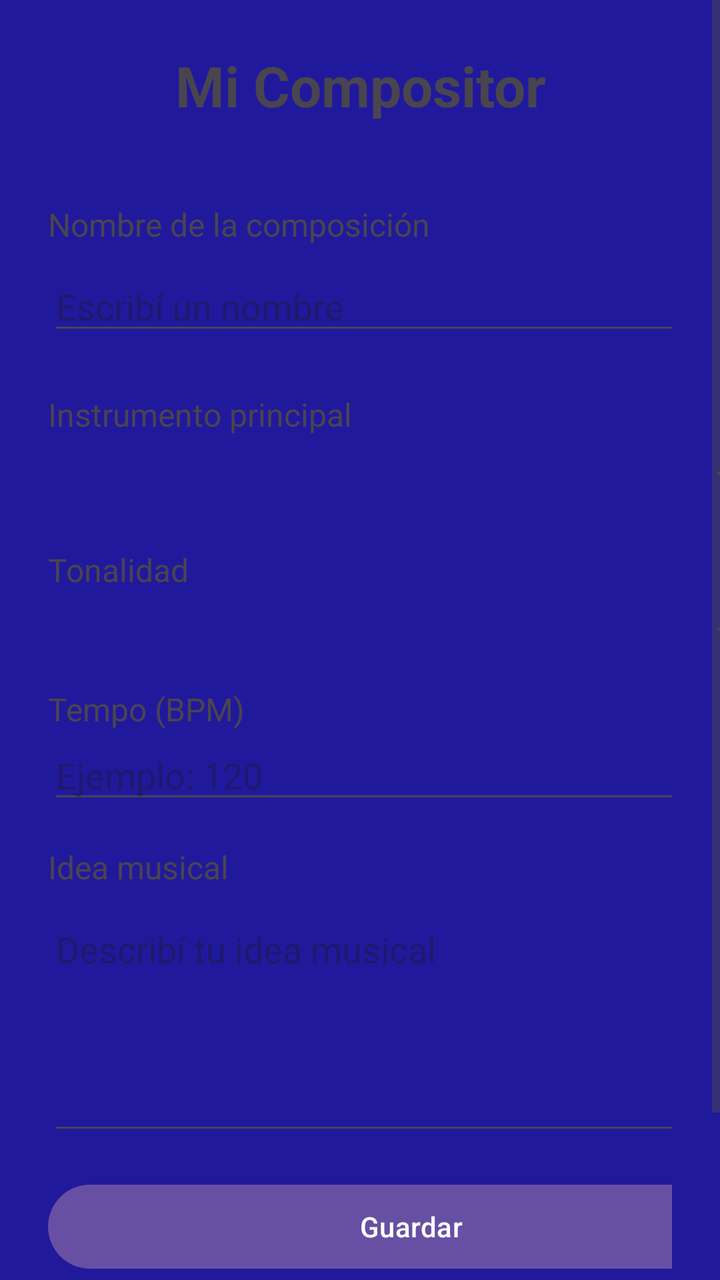
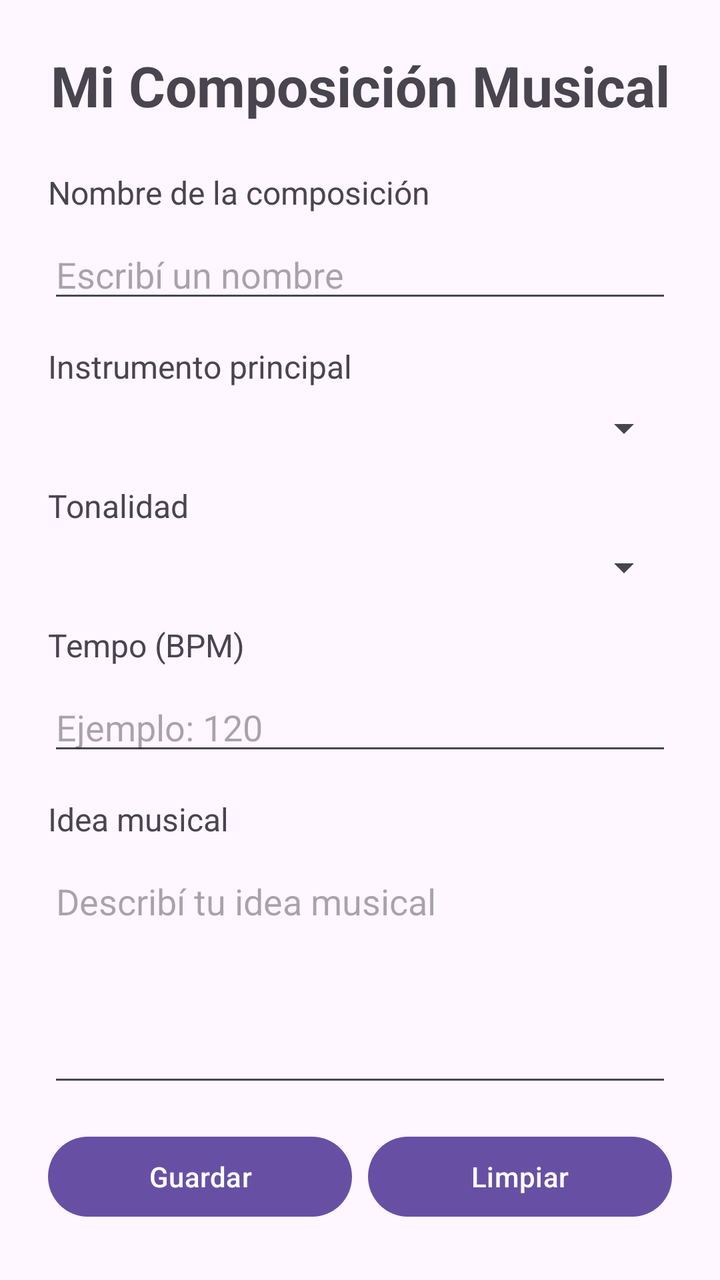

Two renders of the same Android screen: before a commit and after it. Below are the layout's source before the change and the commit's diff.
<!-- AndroidManifest.xml: application theme Theme.MiApp -->
<!-- res/layout/activity_main.xml -->
<?xml version="1.0" encoding="utf-8"?>
<ScrollView
    xmlns:android="http://schemas.android.com/apk/res/android"
    android:layout_width="match_parent"
    android:layout_height="match_parent">

    <LinearLayout
        android:layout_width="match_parent"
        android:layout_height="match_parent"
        android:background="#21199C"
        android:orientation="vertical"
        android:padding="24dp">

        <TextView
            android:layout_width="match_parent"
            android:layout_height="wrap_content"
            android:layout_marginBottom="24dp"
            android:gravity="center"
            android:text="Mi Compositor"
            android:textSize="28sp"
            android:textStyle="bold" />

        <TextView
            android:layout_width="wrap_content"
            android:layout_height="wrap_content"
            android:layout_marginTop="16dp"
            android:layout_marginBottom="8dp"
            android:text="Nombre de la composición"
            android:textSize="16sp" />

        <EditText
            android:id="@+id/edtNombre"
            android:layout_width="363dp"
            android:layout_height="wrap_content"
            android:layout_marginBottom="16dp"
            android:hint="Escribí un nombre" />

        <TextView
            android:layout_width="wrap_content"
            android:layout_height="wrap_content"
            android:layout_marginTop="8dp"
            android:layout_marginBottom="8dp"
            android:text="Instrumento principal"
            android:textSize="16sp" />

        <Spinner

            android:id="@+id/spinnerInstrumento"
            android:layout_width="363dp"
            android:layout_height="wrap_content"
            android:layout_marginBottom="16dp" />

        <TextView
            android:layout_width="wrap_content"
            android:layout_height="wrap_content"
            android:layout_marginTop="8dp"
            android:layout_marginBottom="8dp"
            android:text="Tonalidad"
            android:textSize="16sp" />

        <Spinner
            android:id="@+id/spinnerTonalidad"
            android:layout_width="363dp"
            android:layout_height="wrap_content"

            android:layout_marginBottom="16dp" />

        <TextView
            android:layout_width="wrap_content"
            android:layout_height="wrap_content"
            android:text="Tempo (BPM)"
            android:textSize="16sp" />

        <EditText
            android:id="@+id/edtTempo"
            android:layout_width="363dp"
            android:layout_height="wrap_content"
            android:hint="Ejemplo: 120"
            android:inputType="number" />

        <TextView
            android:layout_width="wrap_content"
            android:layout_height="wrap_content"
            android:layout_marginTop="16dp"
            android:text="Idea musical"
            android:textSize="16sp" />

        <EditText
            android:id="@+id/edtIdea"
            android:layout_width="363dp"
            android:layout_height="120dp"
            android:layout_marginTop="8dp"
            android:layout_marginBottom="8dp"
            android:gravity="top"
            android:hint="Describí tu idea musical"
            android:inputType="textMultiLine" />

        <Button
            android:id="@+id/btnGuardar"
            android:layout_width="363dp"
            android:layout_height="50dp"
            android:layout_marginTop="8dp"
            android:layout_marginBottom="8dp"
            android:text="Guardar" />

        <Button
            android:id="@+id/btnLimpiar"
            android:layout_width="363dp"
            android:layout_height="50dp"
            android:layout_marginTop="8dp"
            android:layout_marginBottom="8dp"
            android:text="Limpiar" />

    </LinearLayout>

</ScrollView>
<!-- resources referenced by this layout -->
<resources>
  <style name="Theme.MiApp" parent="Base.Theme.MiApp" />
  <style name="Base.Theme.MiApp" parent="Theme.Material3.DayNight.NoActionBar">
          
          
      </style>
</resources>

<!-- the commit's change to res/layout/activity_main.xml (unified diff, before → after) -->
@@ -1,116 +1,129 @@
 <?xml version="1.0" encoding="utf-8"?>
-<ScrollView
+<androidx.constraintlayout.widget.ConstraintLayout
     xmlns:android="http://schemas.android.com/apk/res/android"
+    xmlns:app="http://schemas.android.com/apk/res-auto"
     android:layout_width="match_parent"
     android:layout_height="match_parent">
 
-    <LinearLayout
-        android:layout_width="match_parent"
-        android:layout_height="match_parent"
-        android:background="#21199C"
-        android:orientation="vertical"
-        android:padding="24dp">
+    <ScrollView
+        android:layout_width="0dp"
+        android:layout_height="0dp"
+        android:fillViewport="true"
+        app:layout_constraintTop_toTopOf="parent"
+        app:layout_constraintBottom_toBottomOf="parent"
+        app:layout_constraintStart_toStartOf="parent"
+        app:layout_constraintEnd_toEndOf="parent">
 
-        <TextView
+        <LinearLayout
             android:layout_width="match_parent"
             android:layout_height="wrap_content"
-            android:layout_marginBottom="24dp"
-            android:gravity="center"
-            android:text="Mi Compositor"
-            android:textSize="28sp"
-            android:textStyle="bold" />
+            android:orientation="vertical"
+            android:padding="24dp">
 
-        <TextView
-            android:layout_width="wrap_content"
-            android:layout_height="wrap_content"
-            android:layout_marginTop="16dp"
-            android:layout_marginBottom="8dp"
-            android:text="Nombre de la composición"
-            android:textSize="16sp" />
+            <TextView
+                android:layout_width="match_parent"
+                android:layout_height="wrap_content"
+                android:layout_marginBottom="24dp"
+                android:gravity="center"
+                android:text="Mi Composición Musical"
+                android:textSize="28sp"
+                android:textStyle="bold" />
 
-        <EditText
-            android:id="@+id/edtNombre"
-            android:layout_width="363dp"
-            android:layout_height="wrap_content"
-            android:layout_marginBottom="16dp"
-            android:hint="Escribí un nombre" />
+            <TextView
+                android:layout_width="wrap_content"
+                android:layout_height="wrap_content"
+                android:layout_marginBottom="8dp"
+                android:text="Nombre de la composición"
+                android:textSize="16sp" />
 
-        <TextView
-            android:layout_width="wrap_content"
-            android:layout_height="wrap_content"
-            android:layout_marginTop="8dp"
-            android:layout_marginBottom="8dp"
-            android:text="Instrumento principal"
-            android:textSize="16sp" />
+            <EditText
+                android:id="@+id/edtNombre"
+                android:layout_width="match_parent"
+                android:layout_height="wrap_content"
+                android:layout_marginBottom="16dp"
+                android:hint="Escribí un nombre" />
 
-        <Spinner
+            <TextView
+                android:layout_width="wrap_content"
+                android:layout_height="wrap_content"
+                android:layout_marginBottom="8dp"
+                android:text="Instrumento principal"
+                android:textSize="16sp" />
 
-            android:id="@+id/spinnerInstrumento"
-            android:layout_width="363dp"
-            android:layout_height="wrap_content"
-            android:layout_marginBottom="16dp" />
+            <Spinner
+                android:id="@+id/spinnerInstrumento"
+                android:layout_width="match_parent"
+                android:layout_height="wrap_content"
+                android:layout_marginBottom="16dp" />
 
-        <TextView
-            android:layout_width="wrap_content"
-            android:layout_height="wrap_content"
-            android:layout_marginTop="8dp"
-            android:layout_marginBottom="8dp"
-            android:text="Tonalidad"
-            android:textSize="16sp" />
+            <TextView
+                android:layout_width="wrap_content"
+                android:layout_height="wrap_content"
+                android:layout_marginBottom="8dp"
+                android:text="Tonalidad"
+                android:textSize="16sp" />
 
-        <Spinner
-            android:id="@+id/spinnerTonalidad"
-            android:layout_width="363dp"
-            android:layout_height="wrap_content"
+            <Spinner
+                android:id="@+id/spinnerTonalidad"
+                android:layout_width="match_parent"
+                android:layout_height="wrap_content"
+                android:layout_marginBottom="16dp" />
 
-            android:layout_marginBottom="16dp" />
+            <TextView
+                android:layout_width="wrap_content"
+                android:layout_height="wrap_content"
+                android:layout_marginBottom="8dp"
+                android:text="Tempo (BPM)"
+                android:textSize="16sp" />
 
-        <TextView
-            android:layout_width="wrap_content"
-            android:layout_height="wrap_content"
-            android:text="Tempo (BPM)"
-            android:textSize="16sp" />
+            <EditText
+                android:id="@+id/edtTempo"
+                android:layout_width="match_parent"
+                android:layout_height="wrap_content"
+                android:layout_marginBottom="16dp"
+                android:hint="Ejemplo: 120"
+                android:inputType="number" />
 
-        <EditText
-            android:id="@+id/edtTempo"
-            android:layout_width="363dp"
-            android:layout_height="wrap_content"
-            android:hint="Ejemplo: 120"
-            android:inputType="number" />
+            <TextView
+                android:layout_width="wrap_content"
+                android:layout_height="wrap_content"
+                android:layout_marginBottom="8dp"
+                android:text="Idea musical"
+                android:textSize="16sp" />
 
-        <TextView
-            android:layout_width="wrap_content"
-            android:layout_height="wrap_content"
-            android:layout_marginTop="16dp"
-            android:text="Idea musical"
-            android:textSize="16sp" />
+            <EditText
+                android:id="@+id/edtIdea"
+                android:layout_width="match_parent"
+                android:layout_height="120dp"
+                android:layout_marginBottom="16dp"
+                android:gravity="top"
+                android:hint="Describí tu idea musical"
+                android:inputType="textMultiLine" />
 
-        <EditText
-            android:id="@+id/edtIdea"
-            android:layout_width="363dp"
-            android:layout_height="120dp"
-            android:layout_marginTop="8dp"
-            android:layout_marginBottom="8dp"
-            android:gravity="top"
-            android:hint="Describí tu idea musical"
-            android:inputType="textMultiLine" />
+            <LinearLayout
+                android:layout_width="match_parent"
+                android:layout_height="wrap_content"
+                android:orientation="horizontal">
 
-        <Button
-            android:id="@+id/btnGuardar"
-            android:layout_width="363dp"
-            android:layout_height="50dp"
-            android:layout_marginTop="8dp"
-            android:layout_marginBottom="8dp"
-            android:text="Guardar" />
+                <Button
+                    android:id="@+id/btnGuardar"
+                    android:layout_width="0dp"
+                    android:layout_height="wrap_content"
+                    android:layout_weight="1"
+                    android:text="Guardar" />
 
-        <Button
-            android:id="@+id/btnLimpiar"
-            android:layout_width="363dp"
-            android:layout_height="50dp"
-            android:layout_marginTop="8dp"
-            android:layout_marginBottom="8dp"
-            android:text="Limpiar" />
+                <Button
+                    android:id="@+id/btnLimpiar"
+                    android:layout_width="0dp"
+                    android:layout_height="wrap_content"
+                    android:layout_marginStart="8dp"
+                    android:layout_weight="1"
+                    android:text="Limpiar" />
 
-    </LinearLayout>
+            </LinearLayout>
 
-</ScrollView>
+        </LinearLayout>
+
+    </ScrollView>
+
+</androidx.constraintlayout.widget.ConstraintLayout>
